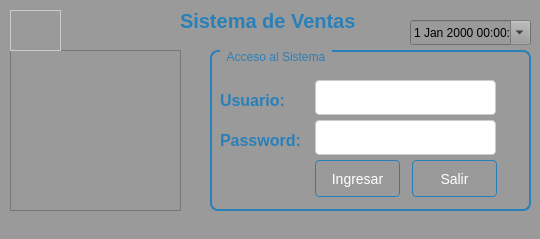
This is Sistema de ventas/ui/FrmLogin.ui in CodeDrTech/DevelopPython as Qt 5 draws it before an edit. The edited form follows.
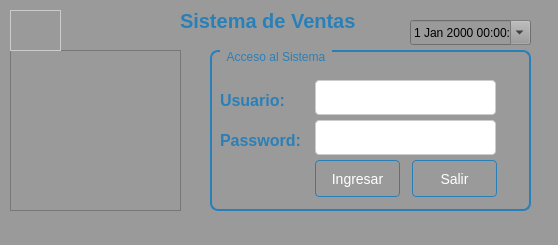
This is the edited form.

```diff
--- a/Sistema de ventas/ui/FrmLogin.ui
+++ b/Sistema de ventas/ui/FrmLogin.ui
@@ -6,8 +6,8 @@
    <rect>
     <x>0</x>
     <y>0</y>
-    <width>540</width>
-    <height>239</height>
+    <width>558</width>
+    <height>245</height>
    </rect>
   </property>
   <property name="windowTitle">
```
